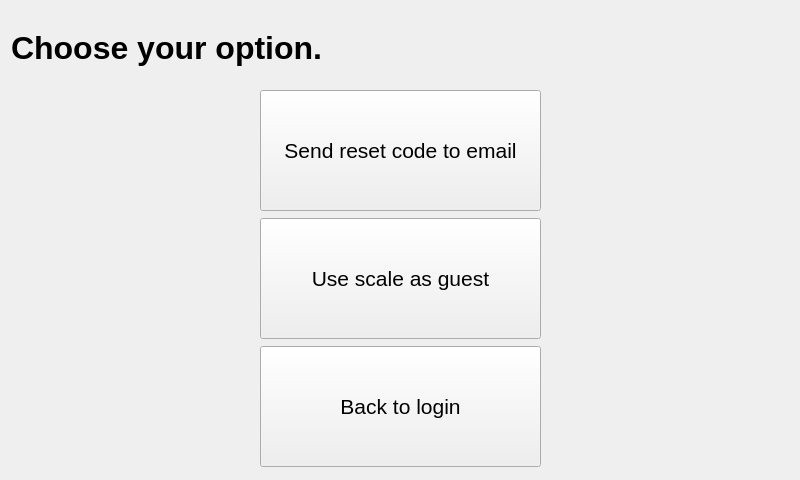
This is v3/qt/forgotPasscode/forgotpasscode.ui in twschung/IoT-Smart-Scale as Qt 5 draws it before an edit. The edited form follows.
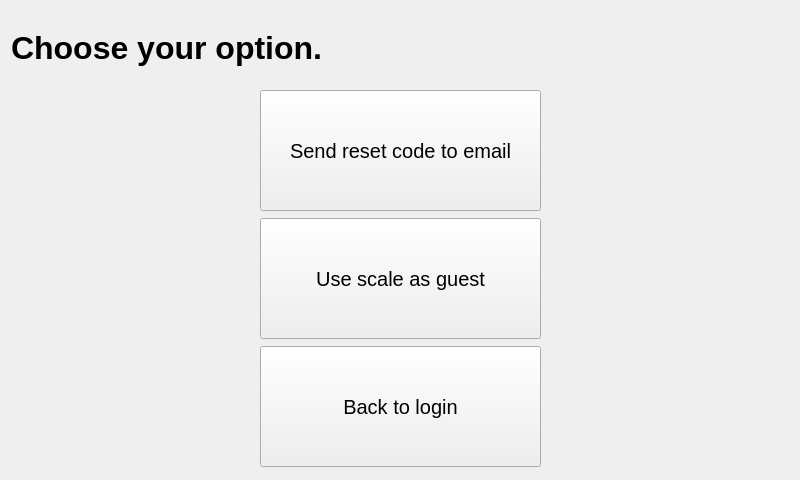
This is the edited form.

```diff
--- a/v3/qt/forgotPasscode/forgotpasscode.ui
+++ b/v3/qt/forgotPasscode/forgotpasscode.ui
@@ -51,8 +51,7 @@
      </property>
      <property name="font">
       <font>
-       <family>Helvetica Neue</family>
-       <pointsize>16</pointsize>
+       <pointsize>15</pointsize>
       </font>
      </property>
      <property name="text">
@@ -83,8 +82,7 @@
      </property>
      <property name="font">
       <font>
-       <family>Helvetica Neue</family>
-       <pointsize>16</pointsize>
+       <pointsize>15</pointsize>
       </font>
      </property>
      <property name="text">
@@ -115,8 +113,7 @@
      </property>
      <property name="font">
       <font>
-       <family>Helvetica Neue</family>
-       <pointsize>16</pointsize>
+       <pointsize>15</pointsize>
       </font>
      </property>
      <property name="text">
```
Left out of the diff: 1 changed line with no effect on the pictures.
